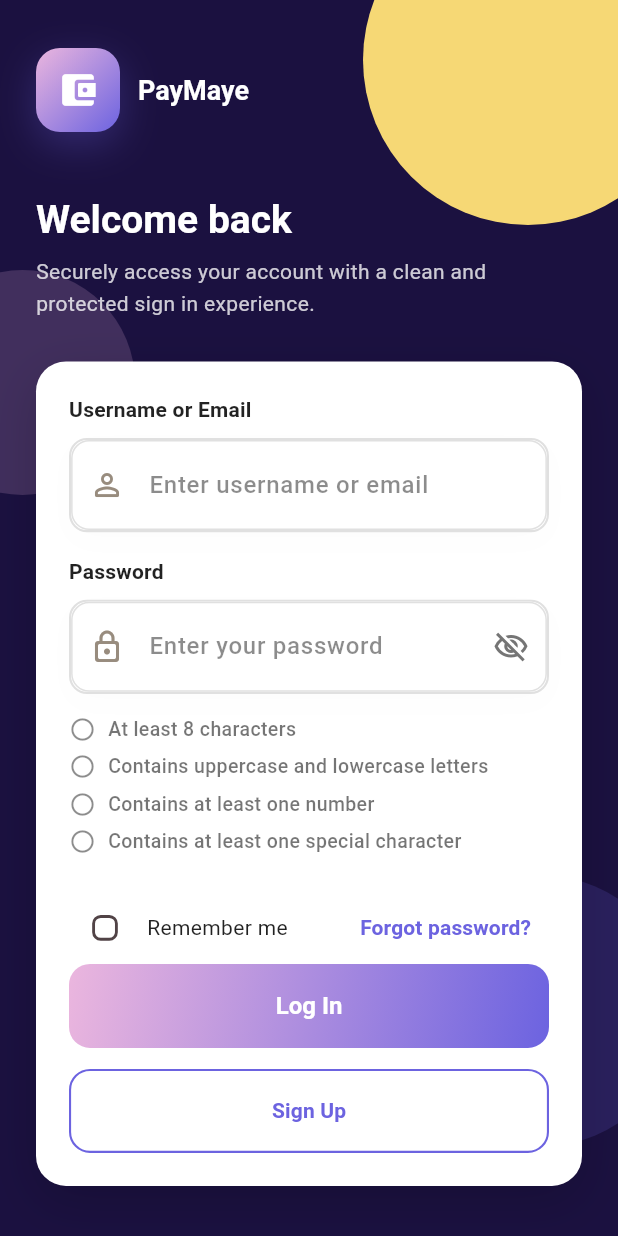
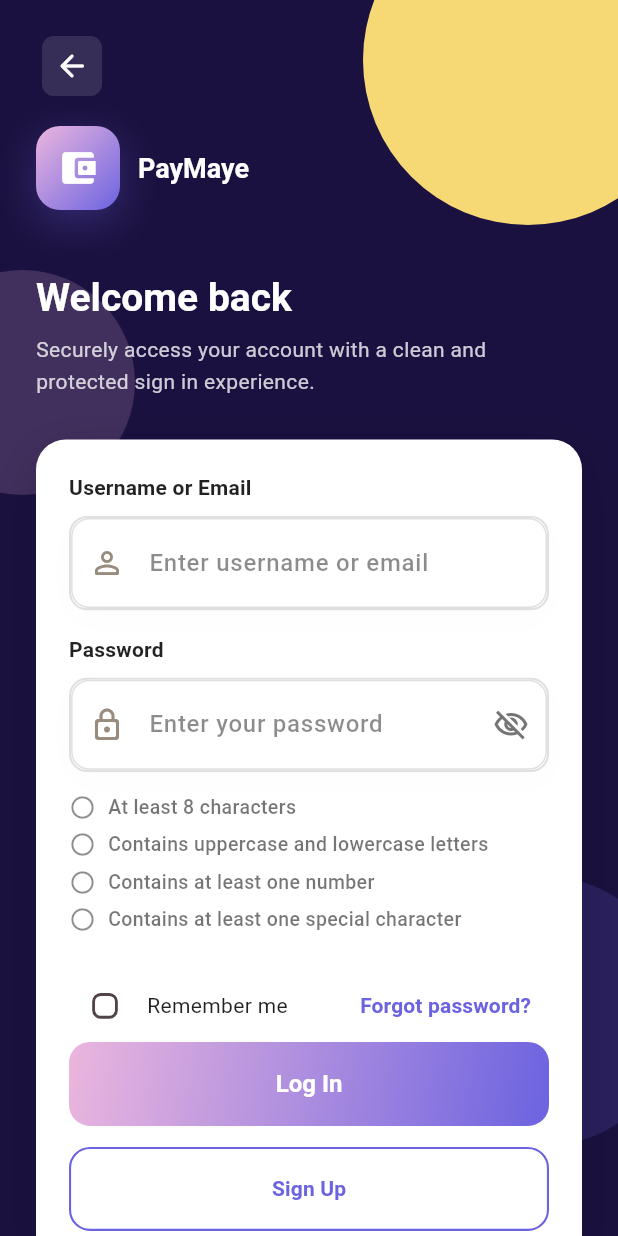
Before and after one commit to kurirohan/flutter_banking_app, a Flutter app: the LoginScreen screen opened by its route, on a phone screen of 412 x 824 dp. Run offline on Flutter 3.47's test engine with Material 3 defaults, Android fonts, the phone set to English and light mode, and no system bars; our stand-ins replace dio, equatable, fl_chart, flutter_bloc, flutter_secure_storage, go_router and 1 more; accounts and stored records are empty.

Commit message:
Add back button to login screen and update app title to PayMaye

```diff
--- a/lib/features/auth/ui/login_screen.dart
+++ b/lib/features/auth/ui/login_screen.dart
@@ -142,7 +142,26 @@ class _LoginScreenState extends State<LoginScreen> {
                   child: Column(
                     crossAxisAlignment: CrossAxisAlignment.start,
                     children: [
-                      const SizedBox(height: 12),
+                      // Back Button papuntang Welcome Screen
+                      Row(
+                        children: [
+                          IconButton(
+                            onPressed: () => context.go('/'),
+                            style: IconButton.styleFrom(
+                              backgroundColor: Colors.white.withOpacity(0.12),
+                              shape: RoundedRectangleBorder(
+                                borderRadius: BorderRadius.circular(AppRadius.small),
+                              ),
+                            ),
+                            icon: const Icon(
+                              Icons.arrow_back_rounded,
+                              color: Colors.white,
+                            ),
+                          ),
+                        ],
+                      ),
+
+                      const SizedBox(height: 16),
 
                       Row(
                         children: [
```
Also changed, not shown: 1 other file.
